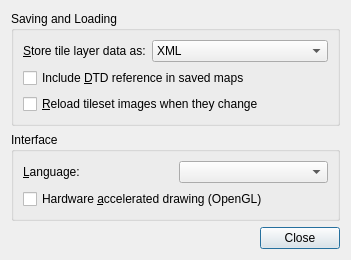
mapeditor/tiled, file src/tiled/preferencesdialog.ui: the form before one commit.
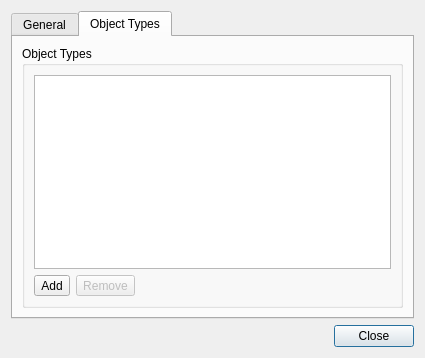
The form after the commit. The open tabs and pages were chosen to show the change. Icons and pictures are not drawn.

Commit message:
Added support for defining custom object types
The defined object types are be available for selection in the Object
Properties Dialog, and each defined object type has a customizable color
associated with it so that the type of an object can be easily
recognized.

Patch:
```diff
--- a/src/tiled/preferencesdialog.ui
+++ b/src/tiled/preferencesdialog.ui
@@ -6,8 +6,8 @@
    <rect>
     <x>0</x>
     <y>0</y>
-    <width>402</width>
-    <height>273</height>
+    <width>421</width>
+    <height>313</height>
    </rect>
   </property>
   <property name="windowTitle">
@@ -18,6 +18,16 @@
     <enum>QLayout::SetFixedSize</enum>
    </property>
    <item>
+    <widget class="QTabWidget" name="tabWidget">
+     <property name="currentIndex">
+      <number>0</number>
+     </property>
+     <widget class="QWidget" name="tab">
+      <attribute name="title">
+       <string>General</string>
+      </attribute>
+      <layout class="QVBoxLayout" name="verticalLayout_2">
+       <item>
     <widget class="QGroupBox" name="groupBox">
      <property name="title">
       <string>Saving and Loading</string>
@@ -118,11 +128,101 @@
      </property>
      <property name="sizeHint" stdset="0">
       <size>
-       <width>0</width>
-       <height>0</height>
+           <width>381</width>
+           <height>1</height>
       </size>
      </property>
     </spacer>
+       </item>
+      </layout>
+     </widget>
+     <widget class="QWidget" name="tab_2">
+      <attribute name="title">
+       <string>Object Types</string>
+      </attribute>
+      <layout class="QVBoxLayout" name="verticalLayout_3">
+       <item>
+        <widget class="QGroupBox" name="groupBox_3">
+         <property name="title">
+          <string>Object Types</string>
+         </property>
+         <layout class="QVBoxLayout" name="verticalLayout_4">
+          <item>
+           <widget class="QTableView" name="objectTypesTable">
+            <property name="selectionBehavior">
+             <enum>QAbstractItemView::SelectRows</enum>
+            </property>
+            <property name="verticalScrollMode">
+             <enum>QAbstractItemView::ScrollPerPixel</enum>
+            </property>
+            <property name="wordWrap">
+             <bool>false</bool>
+            </property>
+            <attribute name="horizontalHeaderHighlightSections">
+             <bool>false</bool>
+            </attribute>
+            <attribute name="verticalHeaderVisible">
+             <bool>false</bool>
+            </attribute>
+            <attribute name="verticalHeaderHighlightSections">
+             <bool>false</bool>
+            </attribute>
+           </widget>
+          </item>
+          <item>
+           <layout class="QHBoxLayout" name="horizontalLayout">
+            <item>
+             <widget class="QToolButton" name="addObjectTypeButton">
+              <property name="toolTip">
+               <string>Add Object Type</string>
+              </property>
+              <property name="text">
+               <string>Add</string>
+              </property>
+              <property name="icon">
+               <iconset resource="tiled.qrc">
+                <normaloff>:/images/22x22/add.png</normaloff>:/images/22x22/add.png</iconset>
+              </property>
+             </widget>
+            </item>
+            <item>
+             <widget class="QToolButton" name="removeObjectTypeButton">
+              <property name="enabled">
+               <bool>false</bool>
+              </property>
+              <property name="toolTip">
+               <string>Remove Selected Object Types</string>
+              </property>
+              <property name="text">
+               <string>Remove</string>
+              </property>
+              <property name="icon">
+               <iconset resource="tiled.qrc">
+                <normaloff>:/images/22x22/remove.png</normaloff>:/images/22x22/remove.png</iconset>
+              </property>
+             </widget>
+            </item>
+            <item>
+             <spacer name="horizontalSpacer">
+              <property name="orientation">
+               <enum>Qt::Horizontal</enum>
+              </property>
+              <property name="sizeHint" stdset="0">
+               <size>
+                <width>40</width>
+                <height>20</height>
+               </size>
+              </property>
+             </spacer>
+            </item>
+           </layout>
+          </item>
+         </layout>
+        </widget>
+       </item>
+      </layout>
+     </widget>
+    </widget>
    </item>
    <item>
     <widget class="QDialogButtonBox" name="buttonBox">
```
Left out of the diff: 40 changed lines with no effect on the pictures. Lines whose indentation alone changed are shown as unchanged. The commit also changes 17 other files.
